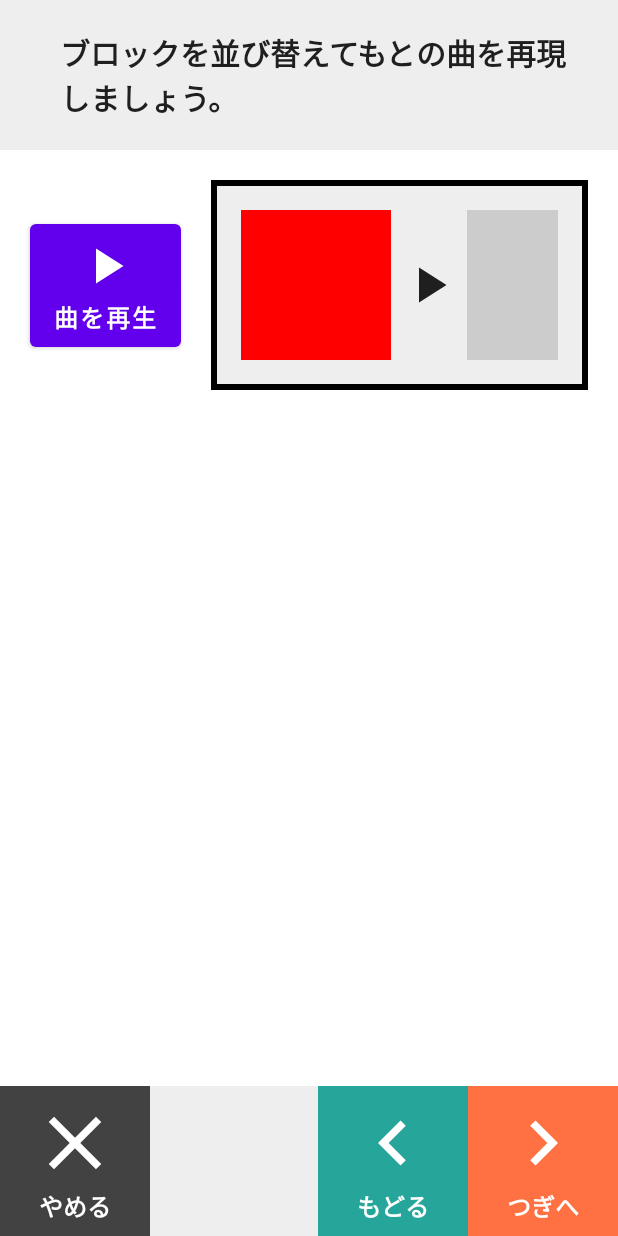
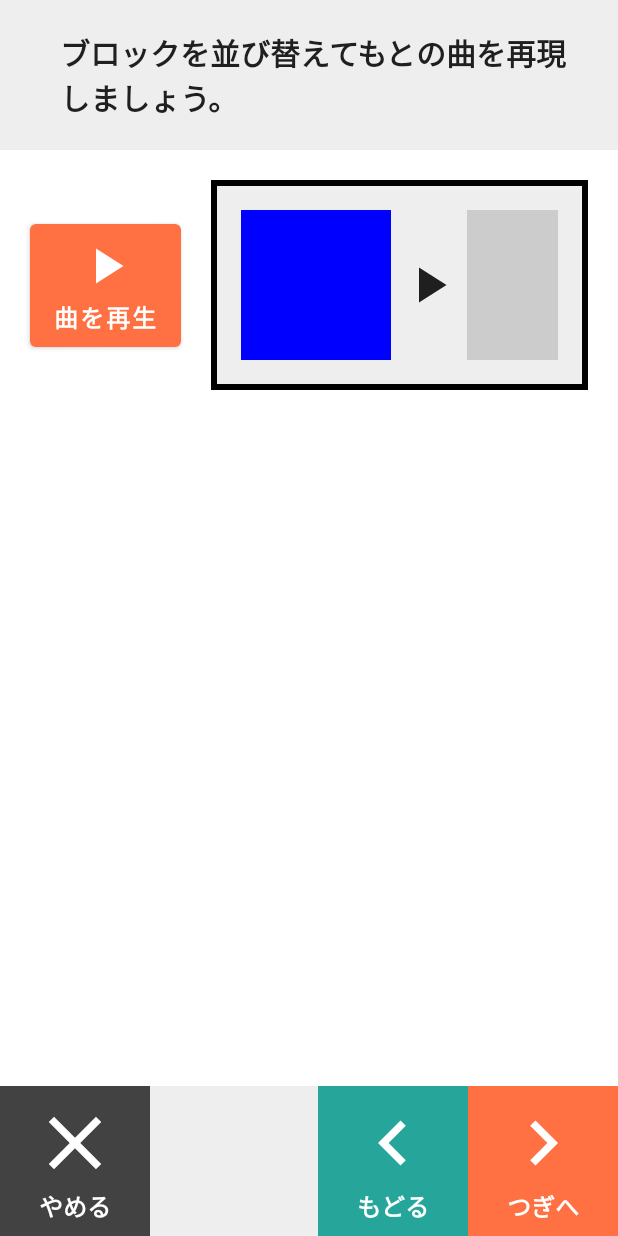
Before and after one commit to mohachi8/MusicEducationTest, an Android app built with Jetpack Compose: the screen it shows after launch (MainActivity), on a phone screen of 412 x 824 dp. Run offline under Robolectric (Android 15) with nearby library versions, the phone set to English and light mode, and no system bars.

Commit message:
一部カラーを変更

```diff
--- a/app/src/main/java/com/example/musiceducationtest/MainActivity.kt
+++ b/app/src/main/java/com/example/musiceducationtest/MainActivity.kt
@@ -57,18 +57,23 @@ class MainActivity : ComponentActivity() {
                         ) {
 
                             // 曲の再生ボタン
-                            Button(onClick = { /*TODO*/ }) {
+                            Button(
+                                onClick = { /*TODO*/ },
+                                colors = ButtonDefaults.buttonColors(Color(0xFFFF7043))
+                            ) {
                                 Column(horizontalAlignment = Alignment.CenterHorizontally) {
                                     Icon(
                                         imageVector = Icons.Default.PlayArrow,
                                         contentDescription = "再生",
-                                        modifier = Modifier.size(40.dp)
+                                        modifier = Modifier.size(40.dp),
+                                        tint = Color.White
                                     )
                                     Spacer(modifier = Modifier.height(2.dp))
                                     Text(
                                         text = "曲を再生",
                                         fontSize = 16.sp,
-                                        fontWeight = FontWeight.Bold
+                                        fontWeight = FontWeight.Bold,
+                                        color = Color.White
                                     )
                                 }
                             }
@@ -88,7 +93,7 @@ class MainActivity : ComponentActivity() {
                                     Box(
                                         modifier = Modifier
                                             .size(100.dp)
-                                            .background(Color.Red)
+                                            .background(Color.Blue)
                                     )
                                     Spacer(modifier = Modifier.width(5.dp))
                                     Icon(
```
